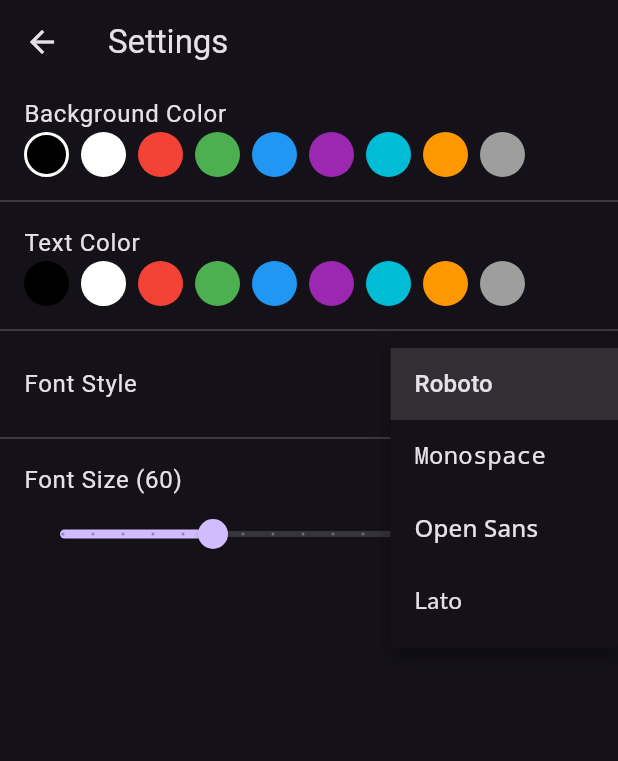
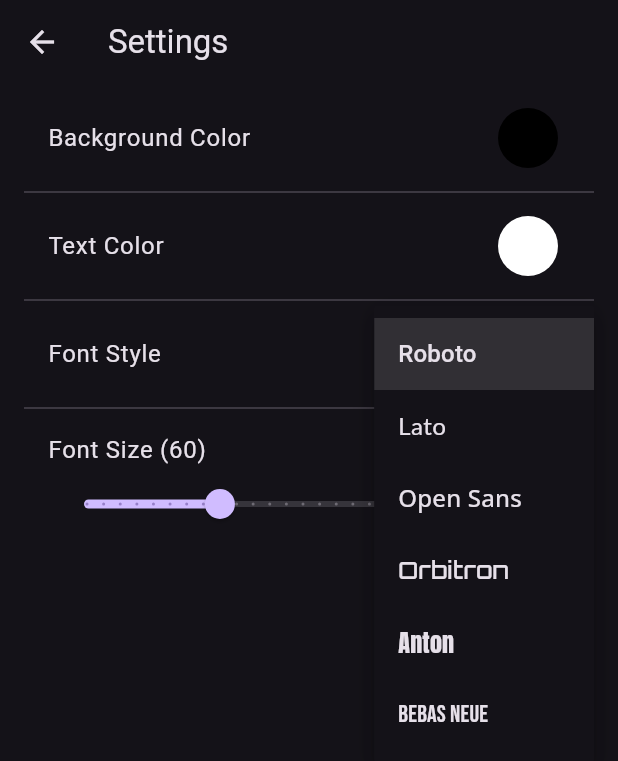
Before and after one commit to Kaiserabbas/TimeMasterApp, a Flutter app: the SettingsScreen screen opened directly, after a tap on "Roboto", on a phone screen of 412 x 824 dp. Shown: the top 761 px of the screen. Run offline on Flutter 3.47's test engine with Material 3 defaults, Android fonts, the phone set to English and light mode, and no system bars; our stand-ins replace flutter_colorpicker, google_fonts.

Commit message:
Replace the fixed color buttons with a full color picker

```diff
--- a/lib/screens/settings_screen.dart
+++ b/lib/screens/settings_screen.dart
@@ -1,19 +1,50 @@
 import 'package:flutter/material.dart';
 import 'package:provider/provider.dart';
 import './theme_provider.dart';
+import 'package:flutter_colorpicker/flutter_colorpicker.dart';
+
+void _pickColor(BuildContext context, Color currentColor,
+    void Function(Color) onColorPicked) {
+  showDialog(
+    context: context,
+    builder: (ctx) {
+      Color tempColor = currentColor;
+      return AlertDialog(
+        title: Text("Pick a Color"),
+        content: SingleChildScrollView(
+          child: ColorPicker(
+            pickerColor: currentColor,
+            onColorChanged: (color) => tempColor = color,
+            showLabel: true,
+            pickerAreaHeightPercent: 0.8,
+          ),
+        ),
+        actions: [
+          TextButton(
+            child: Text("Cancel"),
+            onPressed: () => Navigator.of(ctx).pop(),
+          ),
+          ElevatedButton(
+            child: Text("Select"),
+            onPressed: () {
+              onColorPicked(tempColor);
+              Navigator.of(ctx).pop();
+            },
+          ),
+        ],
+      );
+    },
+  );
+}
 
 class SettingsScreen extends StatelessWidget {
-  final List<String> fonts = ['Roboto', 'Monospace', 'Open Sans', 'Lato'];
-  final List<Color> colors = [
-    Colors.black,
-    Colors.white,
-    Colors.red,
-    Colors.green,
-    Colors.blue,
-    Colors.purple,
-    Colors.cyan,
-    Colors.orange,
-    Colors.grey,
+  final List<String> fonts = [
+    'Roboto',
+    'Lato',
+    'Open Sans',
+    'Orbitron',
+    'Anton',
+    'Bebas Neue',
   ];
 
   @override
@@ -23,57 +54,20 @@ class SettingsScreen extends StatelessWidget {
     return Scaffold(
       appBar: AppBar(title: Text('Settings')),
       body: ListView(
+        padding: const EdgeInsets.symmetric(horizontal: 16, vertical: 8),
         children: [
           ListTile(
             title: Text("Background Color"),
-            subtitle: Wrap(
-              spacing: 8,
-              children: colors.map((color) {
-                return GestureDetector(
-                  onTap: () => theme.setBackgroundColor(color),
-                  child: Container(
-                    width: 30,
-                    height: 30,
-                    decoration: BoxDecoration(
-                      color: color,
-                      shape: BoxShape.circle,
-                      border: Border.all(
-                        color: theme.backgroundColor == color
-                            ? Colors.white
-                            : Colors.transparent,
-                        width: 2,
-                      ),
-                    ),
-                  ),
-                );
-              }).toList(),
-            ),
+            trailing: CircleAvatar(backgroundColor: theme.backgroundColor),
+            onTap: () => _pickColor(
+                context, theme.backgroundColor, theme.setBackgroundColor),
           ),
           Divider(),
           ListTile(
             title: Text("Text Color"),
-            subtitle: Wrap(
-              spacing: 8,
-              children: colors.map((color) {
-                return GestureDetector(
-                  onTap: () => theme.setTextColor(color),
-                  child: Container(
-                    width: 30,
-                    height: 30,
-                    decoration: BoxDecoration(
-                      color: color,
-                      shape: BoxShape.circle,
-                      border: Border.all(
-                        color: theme.textColor == color
-                            ? Colors.white
-                            : Colors.transparent,
-                        width: 2,
-                      ),
-                    ),
-                  ),
-                );
-              }).toList(),
-            ),
+            trailing: CircleAvatar(backgroundColor: theme.textColor),
+            onTap: () =>
+                _pickColor(context, theme.textColor, theme.setTextColor),
           ),
           Divider(),
           ListTile(
@@ -84,7 +78,10 @@ class SettingsScreen extends StatelessWidget {
               items: fonts.map((font) {
                 return DropdownMenuItem(
                   value: font,
-                  child: Text(font, style: TextStyle(fontFamily: font)),
+                  child: Text(
+                    font,
+                    style: TextStyle(fontFamily: font),
+                  ),
                 );
               }).toList(),
             ),
@@ -96,9 +93,9 @@ class SettingsScreen extends StatelessWidget {
               value: theme.fontSize,
               min: 20,
               max: 150,
-              divisions: 16,
+              divisions: 26,
               label: theme.fontSize.toInt().toString(),
-              onChanged: (val) => theme.setFontSize(val),
+              onChanged: theme.setFontSize,
             ),
           ),
         ],
```
